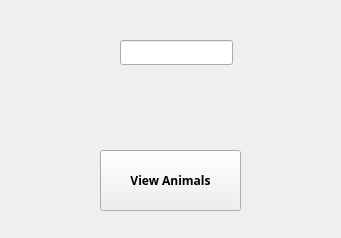
cameronhawtin/Animal-Farm-cuACS, file cuACS/postloginclient.ui: the form before one commit.
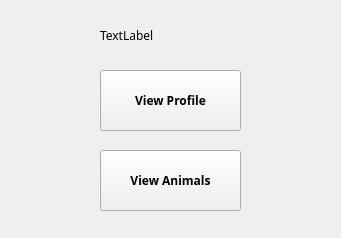
The form after the commit.

```diff
--- a/cuACS/postloginclient.ui
+++ b/cuACS/postloginclient.ui
@@ -42,14 +42,41 @@
     <bool>false</bool>
    </property>
   </widget>
-  <widget class="QLineEdit" name="tempLine">
+  <widget class="QPushButton" name="ViewProfileButton">
    <property name="geometry">
     <rect>
-     <x>120</x>
-     <y>40</y>
-     <width>113</width>
-     <height>25</height>
+     <x>100</x>
+     <y>70</y>
+     <width>141</width>
+     <height>61</height>
     </rect>
+   </property>
+   <property name="font">
+    <font>
+     <family>Egyptienne F</family>
+     <weight>75</weight>
+     <italic>false</italic>
+     <bold>true</bold>
+    </font>
+   </property>
+   <property name="text">
+    <string>View Profile</string>
+   </property>
+   <property name="autoDefault">
+    <bool>false</bool>
+   </property>
+  </widget>
+  <widget class="QLabel" name="nameLabel">
+   <property name="geometry">
+    <rect>
+     <x>100</x>
+     <y>20</y>
+     <width>171</width>
+     <height>31</height>
+    </rect>
+   </property>
+   <property name="text">
+    <string>TextLabel</string>
    </property>
   </widget>
  </widget>
```
